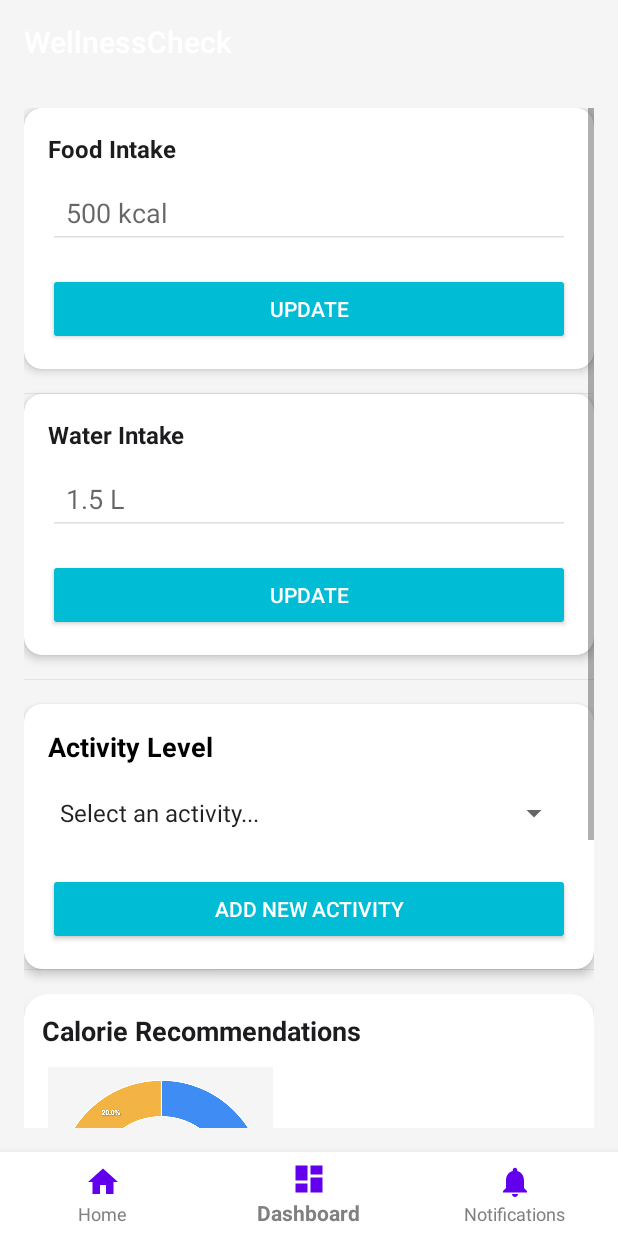
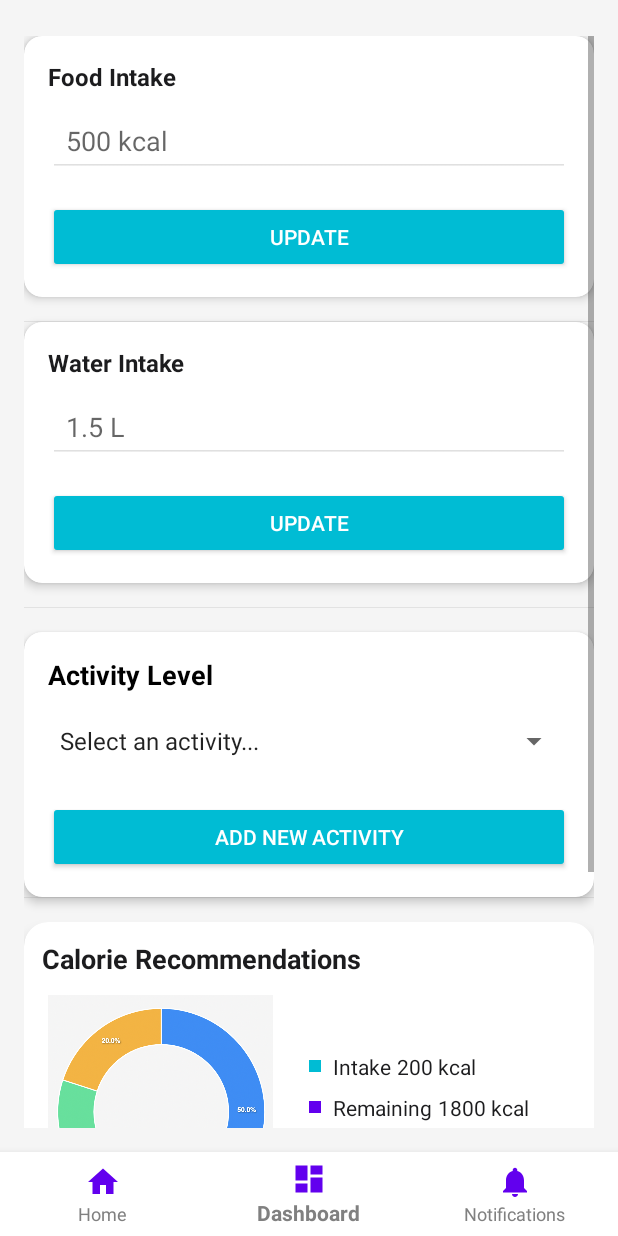
Before and after one commit to shashanksp04/WellnessCheck-P2, an Android app: the screen it shows after launch (MainActivity), item 2 of the bottom bar chosen, on a phone screen of 412 x 824 dp. Run offline under Robolectric (Android 15) with nearby library versions, the phone set to English and light mode, and no system bars; our stand-ins replace navigation-ui.

Commit message:
Home screen - started

```diff
--- a/app/src/main/java/com/example/wellnesscheck/MainActivity.kt
+++ b/app/src/main/java/com/example/wellnesscheck/MainActivity.kt
@@ -20,8 +20,7 @@ class MainActivity : AppCompatActivity() {
         binding = ActivityMainBinding.inflate(layoutInflater)
         setContentView(binding.root)
 
-        val toolbar: Toolbar = findViewById(R.id.toolbar)
-        setSupportActionBar(toolbar)
+
 
         val navView: BottomNavigationView = binding.navView
         val navController = findNavController(R.id.nav_host_fragment_activity_main)
--- a/app/src/main/res/layout/activity_main.xml
+++ b/app/src/main/res/layout/activity_main.xml
@@ -6,27 +6,25 @@
     android:layout_height="match_parent"
     android:background="@color/primaryColor">
 
+    <!-- Spacer View for gap from top -->
+    <View
+        android:id="@+id/top_spacer"
+        android:layout_width="match_parent"
+        android:layout_height="8dp"
+        app:layout_constraintTop_toTopOf="parent"
+        app:layout_constraintStart_toStartOf="parent"
+        app:layout_constraintEnd_toEndOf="parent" />
+
     <!-- NavHostFragment for navigation -->
-
-    <androidx.appcompat.widget.Toolbar
-        android:id="@+id/toolbar"
-        android:layout_width="match_parent"
-        android:layout_height="?attr/actionBarSize"
-        android:background="?attr/colorPrimary"
-        app:titleTextColor="@android:color/white"
-        app:popupTheme="@style/ThemeOverlay.AppCompat.Light"
-        app:layout_constraintTop_toTopOf="parent" />
-
     <fragment
         android:id="@+id/nav_host_fragment_activity_main"
         android:name="androidx.navigation.fragment.NavHostFragment"
         android:layout_width="match_parent"
         android:layout_height="0dp"
         app:defaultNavHost="true"
-        app:layout_constraintTop_toBottomOf="@id/toolbar"
+        app:layout_constraintTop_toBottomOf="@id/top_spacer"
         app:layout_constraintBottom_toTopOf="@id/nav_view"
         app:navGraph="@navigation/mobile_navigation" />
-
 
     <!-- Bottom Navigation -->
     <com.google.android.material.bottomnavigation.BottomNavigationView
```
